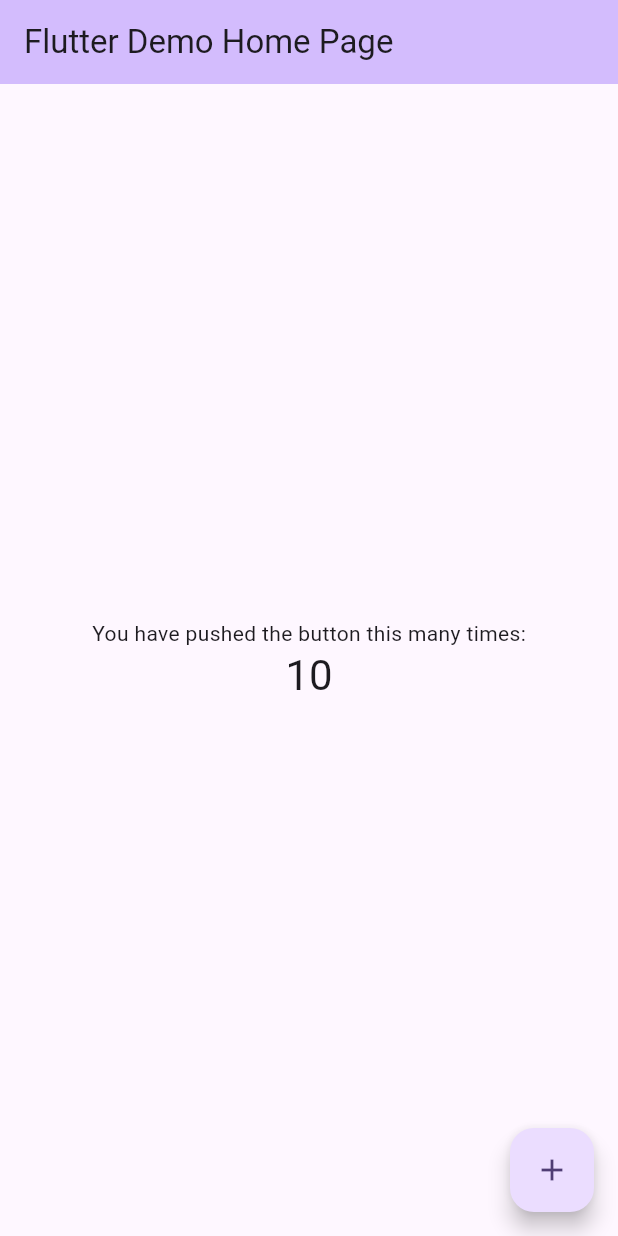
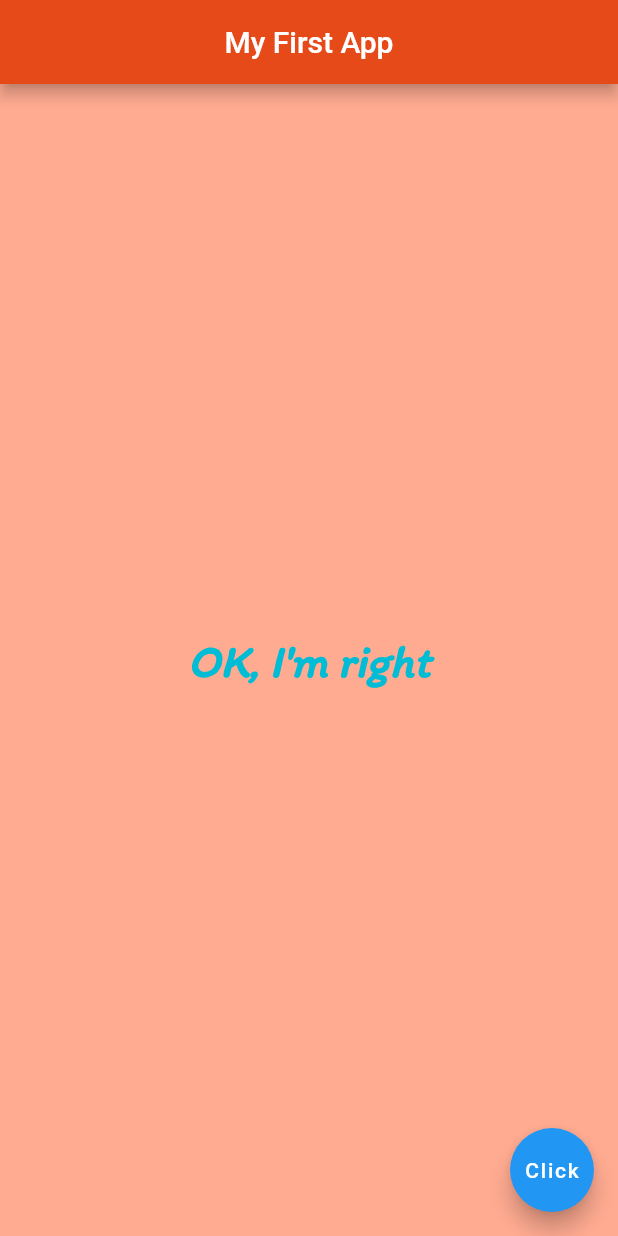
Before and after one commit to HODUCVU/my_app, a Flutter app: the screen it shows after launch, on a phone screen of 412 x 824 dp. Run offline on Flutter 3.47's test engine with Material 2 defaults, Android fonts, the phone set to English and light mode, and no system bars.

Commit message:
Second commit

```diff
--- a/lib/main.dart
+++ b/lib/main.dart
@@ -1,125 +1,29 @@
 import 'package:flutter/material.dart';
 
 void main() {
-  runApp(const MyApp());
+  runApp(MaterialApp(
+    home: Scaffold(
+      appBar:  AppBar(
+        title: const Text('My First App'),
+        centerTitle: true, //center title in appbar
+        backgroundColor: Colors.deepOrange.shade700,
+      ),
+
+      body: //const Text('OK, I\'m right'),
+      const Center( // use this to center body app
+        child: Text('OK, I\'m right',
+        style: TextStyle(
+          fontSize: 30.0,
+          fontStyle: FontStyle.italic,
+          fontWeight: FontWeight.bold,
+          color: Colors.cyan,
+          fontFamily: 'Itim', // added fonts/Itim-Regular.ttf and revise pubspec.yaml about fonts.
+        ),), //must add child: to use its parents
+      ),
+
+      floatingActionButton:  FloatingActionButton(onPressed: () {},
+      child: const Text('Click'),),
+      backgroundColor: Colors.deepOrange[200],
+    ),
+  ));
 }
-
-class MyApp extends StatelessWidget {
-  const MyApp({super.key});
-
-  // This widget is the root of your application.
-  @override
-  Widget build(BuildContext context) {
-    return MaterialApp(
-      title: 'Flutter Demo',
-      theme: ThemeData(
-        // This is the theme of your application.
-        //
-        // TRY THIS: Try running your application with "flutter run". You'll see
-        // the application has a blue toolbar. Then, without quitting the app,
-        // try changing the seedColor in the colorScheme below to Colors.green
-        // and then invoke "hot reload" (save your changes or press the "hot
-        // reload" button in a Flutter-supported IDE, or press "r" if you used
-        // the command line to start the app).
-        //
-        // Notice that the counter didn't reset back to zero; the application
-        // state is not lost during the reload. To reset the state, use hot
-        // restart instead.
-        //
-        // This works for code too, not just values: Most code changes can be
-        // tested with just a hot reload.
-        colorScheme: ColorScheme.fromSeed(seedColor: Colors.deepPurple),
-        useMaterial3: true,
-      ),
-      home: const MyHomePage(title: 'Flutter Demo Home Page'),
-    );
-  }
-}
-
-class MyHomePage extends StatefulWidget {
-  const MyHomePage({super.key, required this.title});
-
-  // This widget is the home page of your application. It is stateful, meaning
-  // that it has a State object (defined below) that contains fields that affect
-  // how it looks.
-
-  // This class is the configuration for the state. It holds the values (in this
-  // case the title) provided by the parent (in this case the App widget) and
-  // used by the build method of the State. Fields in a Widget subclass are
-  // always marked "final".
-
-  final String title;
-
-  @override
-  State<MyHomePage> createState() => _MyHomePageState();
-}
-
-class _MyHomePageState extends State<MyHomePage> {
-  int _counter = 10;
-  int abc = 0;
-  void _incrementCounter() {
-    setState(() {
-      // This call to setState tells the Flutter framework that something has
-      // changed in this State, which causes it to rerun the build method below
-      // so that the display can reflect the updated values. If we changed
-      // _counter without calling setState(), then the build method would not be
-      // called again, and so nothing would appear to happen.
-      _counter+=10;
-    });
-  }
-
-  @override
-  Widget build(BuildContext context) {
-    // This method is rerun every time setState is called, for instance as done
-    // by the _incrementCounter method above.
-    //
-    // The Flutter framework has been optimized to make rerunning build methods
-    // fast, so that you can just rebuild anything that needs updating rather
-    // than having to individually change instances of widgets.
-    return Scaffold(
-      appBar: AppBar(
-        // TRY THIS: Try changing the color here to a specific color (to
-        // Colors.amber, perhaps?) and trigger a hot reload to see the AppBar
-        // change color while the other colors stay the same.
-        backgroundColor: Theme.of(context).colorScheme.inversePrimary,
-        // Here we take the value from the MyHomePage object that was created by
-        // the App.build method, and use it to set our appbar title.
-        title: Text(widget.title),
-      ),
-      body: Center(
-        // Center is a layout widget. It takes a single child and positions it
-        // in the middle of the parent.
-        child: Column(
-          // Column is also a layout widget. It takes a list of children and
-          // arranges them vertically. By default, it sizes itself to fit its
-          // children horizontally, and tries to be as tall as its parent.
-          //
-          // Column has various properties to control how it sizes itself and
-          // how it positions its children. Here we use mainAxisAlignment to
-          // center the children vertically; the main axis here is the vertical
-          // axis because Columns are vertical (the cross axis would be
-          // horizontal).
-          //
-          // TRY THIS: Invoke "debug painting" (choose the "Toggle Debug Paint"
-          // action in the IDE, or press "p" in the console), to see the
-          // wireframe for each widget.
-          mainAxisAlignment: MainAxisAlignment.center,
-          children: <Widget>[
-            const Text(
-              'You have pushed the button this many times:',
-            ),
-            Text(
-              '$_counter',
-              style: Theme.of(context).textTheme.headlineMedium,
-            ),
-          ],
-        ),
-      ),
-      floatingActionButton: FloatingActionButton(
-        onPressed: _incrementCounter,
-        tooltip: 'Increment',
-        child: const Icon(Icons.add),
-      ), // This trailing comma makes auto-formatting nicer for build methods.
-    );
-  }
-}
```
Also changed, not shown: pubspec.yaml (+4 -11 lines), fonts/Itim-Regular.ttf (added), 1 other file.
